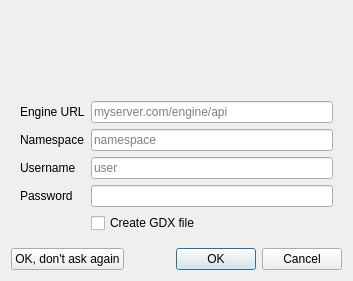
Before: the Qt Designer form src/engine/enginestartdialog.ui in GAMS-dev/studio, drawn with Qt 5.
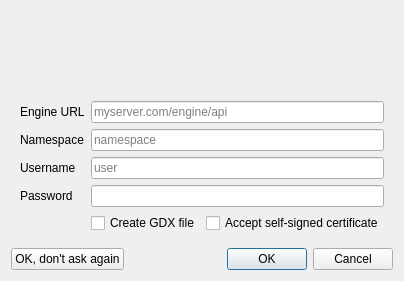
After: the same form once the commit is applied. Icons and pictures are not drawn.

Commit message: remove defaults url, switch connection on accepted self-cert

The edit to the form file:
```diff
--- a/src/engine/enginestartdialog.ui
+++ b/src/engine/enginestartdialog.ui
@@ -9,7 +9,7 @@
    <rect>
     <x>0</x>
     <y>0</y>
-    <width>353</width>
+    <width>393</width>
     <height>281</height>
    </rect>
   </property>
@@ -113,76 +113,83 @@
    </item>
    <item>
     <widget class="QWidget" name="widget" native="true">
-     <layout class="QFormLayout" name="formLayout">
+     <layout class="QGridLayout" name="gridLayout" columnstretch="0,1,1">
       <property name="topMargin">
        <number>0</number>
       </property>
       <item row="1" column="0">
-       <widget class="QLabel" name="laUrl">
-        <property name="text">
-         <string>Engine URL</string>
-        </property>
-       </widget>
-      </item>
-      <item row="1" column="1">
-       <widget class="QLineEdit" name="edUrl">
-        <property name="toolTip">
-         <string/>
-        </property>
-        <property name="placeholderText">
-         <string>myserver.com/engine/api</string>
-        </property>
-       </widget>
-      </item>
-      <item row="2" column="0">
        <widget class="QLabel" name="laNamespace">
         <property name="text">
          <string>Namespace</string>
         </property>
        </widget>
       </item>
-      <item row="2" column="1">
-       <widget class="QLineEdit" name="edNamespace">
-        <property name="placeholderText">
-         <string>namespace</string>
+      <item row="0" column="0">
+       <widget class="QLabel" name="laUrl">
+        <property name="text">
+         <string>Engine URL</string>
+        </property>
+       </widget>
+      </item>
+      <item row="4" column="1">
+       <widget class="QCheckBox" name="cbForceGdx">
+        <property name="toolTip">
+         <string>Creates the GDX file even if the command line parameter is missing</string>
+        </property>
+        <property name="text">
+         <string>Create GDX file</string>
         </property>
        </widget>
       </item>
       <item row="3" column="0">
-       <widget class="QLabel" name="laUser">
-        <property name="text">
-         <string>Username</string>
-        </property>
-       </widget>
-      </item>
-      <item row="3" column="1">
-       <widget class="QLineEdit" name="edUser">
-        <property name="placeholderText">
-         <string>user</string>
-        </property>
-       </widget>
-      </item>
-      <item row="4" column="0">
        <widget class="QLabel" name="laPassword">
         <property name="text">
          <string>Password</string>
         </property>
        </widget>
       </item>
-      <item row="4" column="1">
+      <item row="2" column="0">
+       <widget class="QLabel" name="laUser">
+        <property name="text">
+         <string>Username</string>
+        </property>
+       </widget>
+      </item>
+      <item row="4" column="2">
+       <widget class="QCheckBox" name="cbAcceptCert">
+        <property name="text">
+         <string>Accept self-signed certificate</string>
+        </property>
+       </widget>
+      </item>
+      <item row="3" column="1" colspan="2">
        <widget class="QLineEdit" name="edPassword">
         <property name="echoMode">
          <enum>QLineEdit::Password</enum>
         </property>
        </widget>
       </item>
-      <item row="5" column="1">
-       <widget class="QCheckBox" name="cbForceGdx">
+      <item row="2" column="1" colspan="2">
+       <widget class="QLineEdit" name="edUser">
+        <property name="placeholderText">
+         <string>user</string>
+        </property>
+       </widget>
+      </item>
+      <item row="1" column="1" colspan="2">
+       <widget class="QLineEdit" name="edNamespace">
+        <property name="placeholderText">
+         <string>namespace</string>
+        </property>
+       </widget>
+      </item>
+      <item row="0" column="1" colspan="2">
+       <widget class="QLineEdit" name="edUrl">
         <property name="toolTip">
          <string>Creates the GDX file even if the command line parameter is missing</string>
         </property>
-        <property name="text">
-         <string>Create GDX file</string>
+        <property name="placeholderText">
+         <string>myserver.com/engine/api</string>
         </property>
        </widget>
       </item>
```
Left out of the diff: 2 changed lines with no effect on the pictures. The commit also changes 10 other files.
